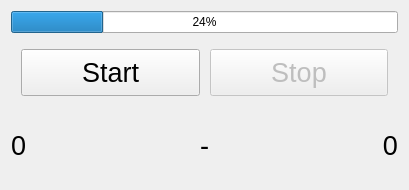
Above: 1-QT/progress_with_button.ui from Senabahadir/OYK-Python-2022 before the change. Below: the same form after it.
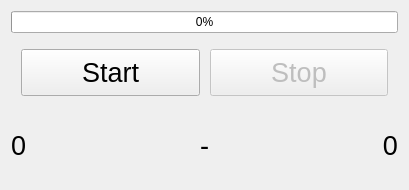
That is the form after the change.

```diff
--- a/1-QT/progress_with_button.ui
+++ b/1-QT/progress_with_button.ui
@@ -17,7 +17,7 @@
    <item>
     <widget class="QProgressBar" name="progressBar">
      <property name="value">
-      <number>24</number>
+      <number>0</number>
      </property>
     </widget>
    </item>
```
